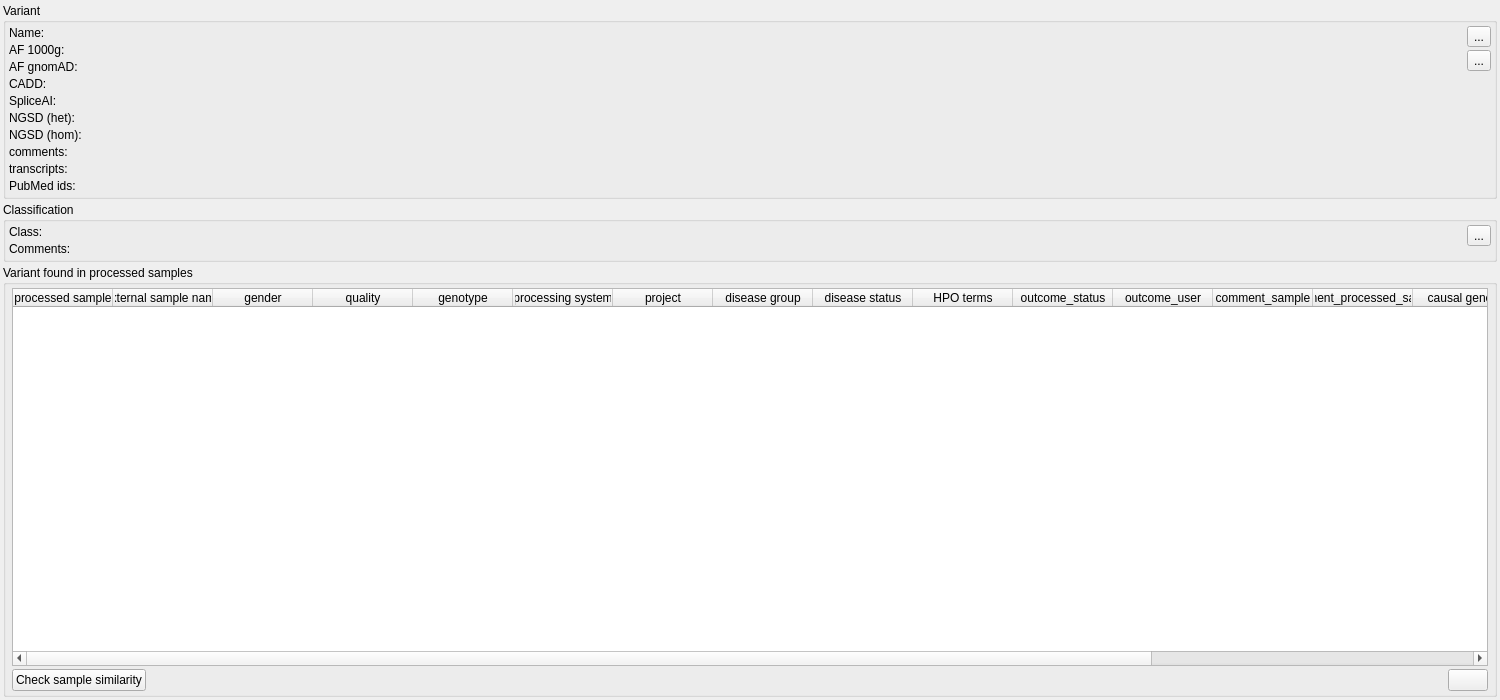
The window that src/GSvar/VariantWidget.ui (imgag/ngs-bits) describes before a commit, drawn with Qt 5.
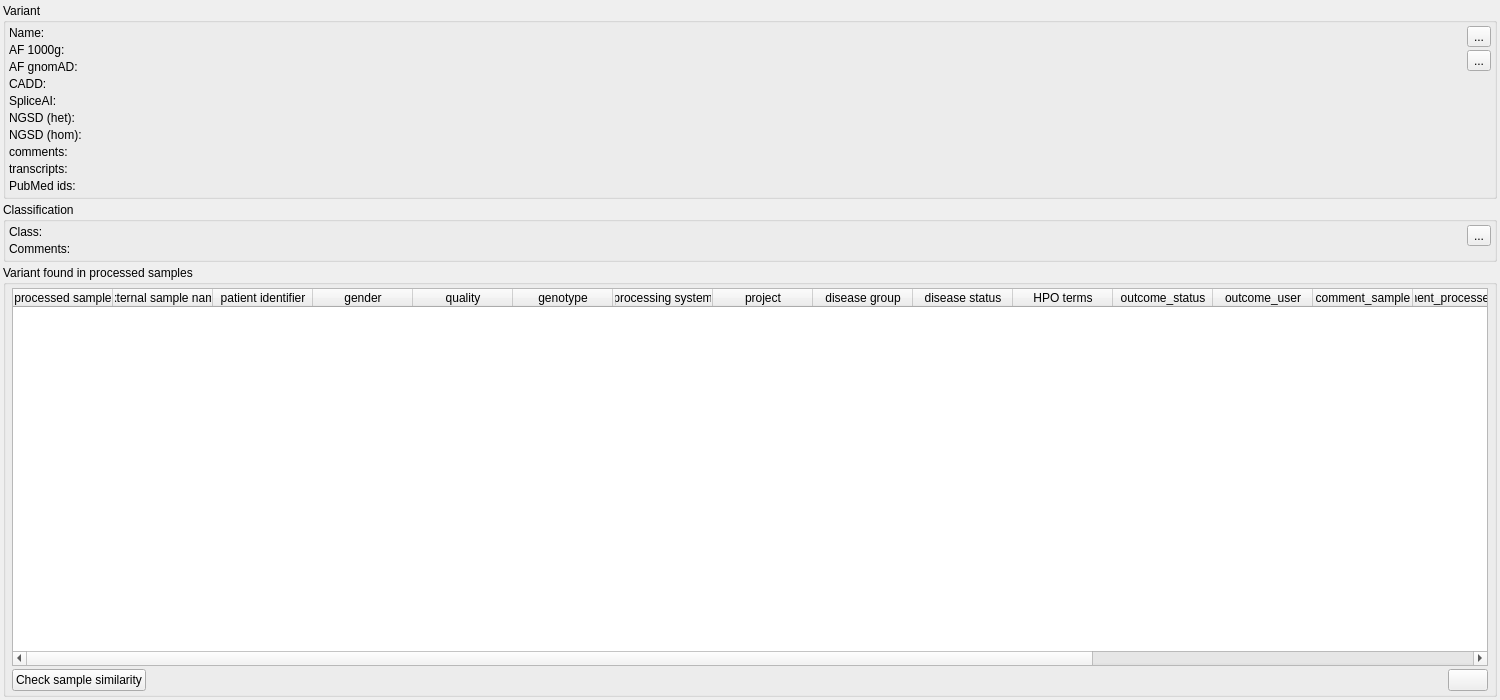
The same window after the commit. Icons and pictures are not drawn.

Commit message: NGSD: added patient identifier to 'sample' column (used to determine same samples). GSvar: added to variant tab, added to processed sample tab, added to sample search.

Diff of the .ui file:
```diff
--- a/src/GSvar/VariantWidget.ui
+++ b/src/GSvar/VariantWidget.ui
@@ -518,6 +518,11 @@
           <string>external sample name</string>
          </property>
         </column>
+        <column>
+         <property name="text">
+          <string>patient identifier</string>
+         </property>
+        </column>
         <column>
          <property name="text">
           <string>gender</string>
```
The commit also changes 13 other files.
